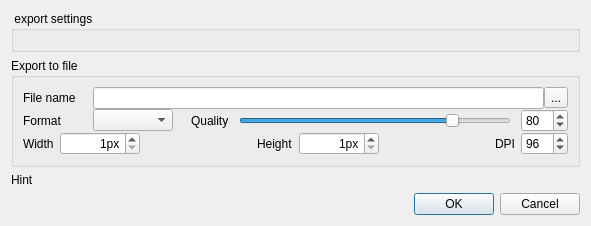
Qt form src/corelibs/U2Gui/src/util/ui/ExportImageDialog.ui (violethaze74/ugene) before a commit.
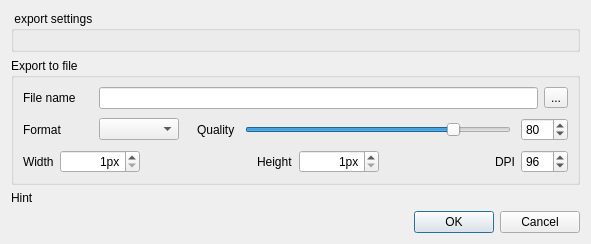
The same form after that commit.

```diff
--- a/src/corelibs/U2Gui/src/util/ui/ExportImageDialog.ui
+++ b/src/corelibs/U2Gui/src/util/ui/ExportImageDialog.ui
@@ -56,9 +56,6 @@
       <string>Export to file</string>
      </property>
      <layout class="QVBoxLayout" name="verticalLayout_3">
-      <property name="spacing">
-       <number>0</number>
-      </property>
       <property name="sizeConstraint">
        <enum>QLayout::SetMinAndMaxSize</enum>
       </property>
@@ -120,7 +117,7 @@
           <property name="minimumSize">
            <size>
             <width>70</width>
-            <height>0</height>
+            <height>29</height>
            </size>
           </property>
           <property name="text">
```
